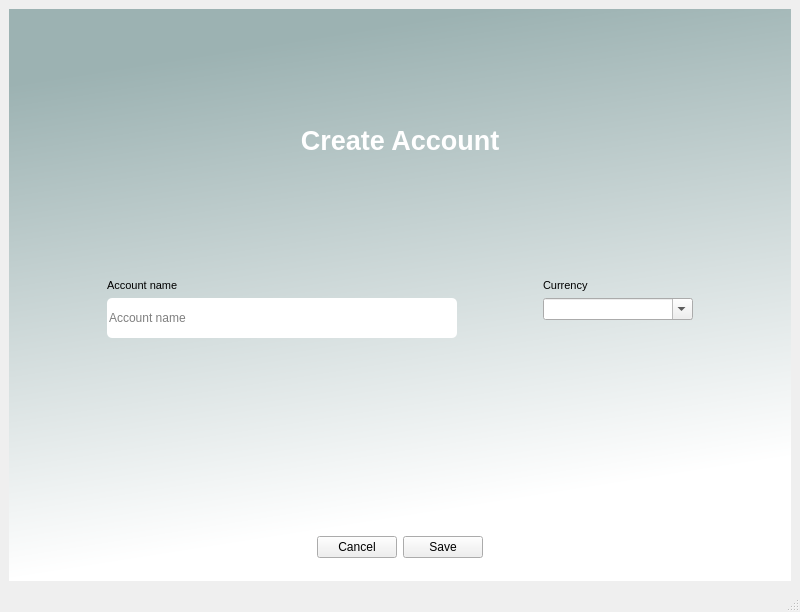
Before: the Qt Designer form guicore/uis/create_account_screen.ui in Igna11/billetera, drawn with Qt 5.
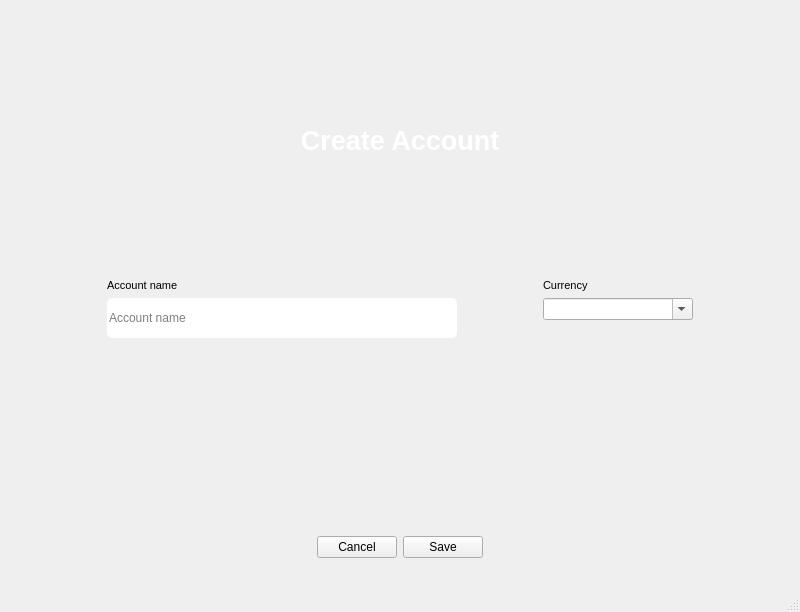
After: the same form once the commit is applied.

Diff of the .ui file:
```diff
--- a/guicore/uis/create_account_screen.ui
+++ b/guicore/uis/create_account_screen.ui
@@ -18,8 +18,7 @@
     <item>
      <widget class="QWidget" name="verticalWidget" native="true">
       <property name="styleSheet">
-       <string notr="true">QWidget#verticalWidget{
-background-color:qlineargradient(spread:pad, x1:0, y1:0, x2:0.207, y2:0.954545, stop:0.132159 rgba(156, 178, 178, 255), stop:1 rgba(255, 255, 255, 255))}</string>
+       <string notr="true"/>
       </property>
       <layout class="QVBoxLayout" name="verticalLayout_2" stretch="5,5,1">
        <item>
```
Left out of the diff: 2 changed lines with no effect on the pictures.
